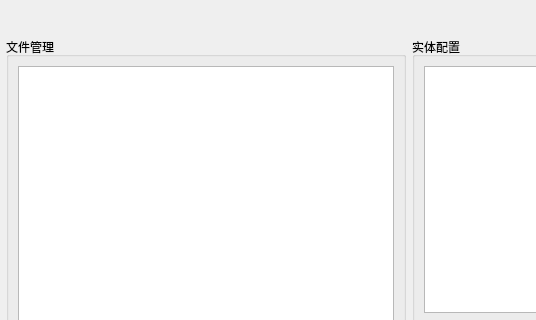
The window that src/APP_DataReplay/DataReplayWidget.ui (lkq12345/DataReplay) describes before a commit, drawn with Qt 5; both pictures show x 0 to 536 and y 0 to 320 of the 1200 by 800 pixel window.
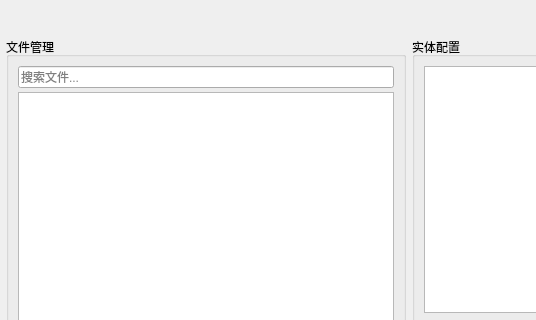
The same window after the commit.

The edit to the form file:
```diff
--- a/src/APP_DataReplay/DataReplayWidget.ui
+++ b/src/APP_DataReplay/DataReplayWidget.ui
@@ -77,6 +77,16 @@
         <property name="spacing">
          <number>4</number>
         </property>
+        <item>
+         <widget class="QLineEdit" name="edit_SearchFile">
+          <property name="placeholderText">
+           <string>搜索文件...</string>
+          </property>
+          <property name="clearButtonEnabled">
+           <bool>true</bool>
+          </property>
+         </widget>
+        </item>
         <item>
          <widget class="QTreeView" name="treeView_Scenario">
           <property name="editTriggers">
```
